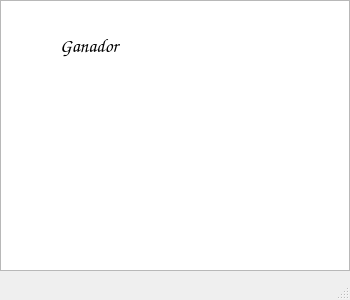
First picture: the form in watchman/ganador.ui, repository JohanMora73/Watchman, before the edit.
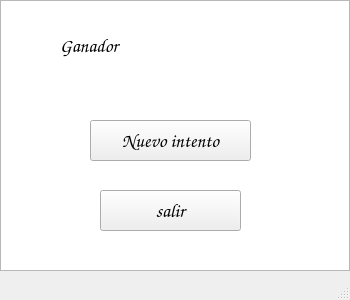
Second picture: the form after the edit.

```diff
--- a/watchman/ganador.ui
+++ b/watchman/ganador.ui
@@ -63,6 +63,48 @@
      <string>Ganador</string>
     </property>
    </widget>
+   <widget class="QPushButton" name="pushButton">
+    <property name="geometry">
+     <rect>
+      <x>90</x>
+      <y>120</y>
+      <width>161</width>
+      <height>41</height>
+     </rect>
+    </property>
+    <property name="font">
+     <font>
+      <family>Comic Sans MS</family>
+      <pointsize>14</pointsize>
+      <weight>75</weight>
+      <bold>true</bold>
+     </font>
+    </property>
+    <property name="text">
+     <string>Nuevo intento</string>
+    </property>
+   </widget>
+   <widget class="QPushButton" name="pushButton_2">
+    <property name="geometry">
+     <rect>
+      <x>100</x>
+      <y>190</y>
+      <width>141</width>
+      <height>41</height>
+     </rect>
+    </property>
+    <property name="font">
+     <font>
+      <family>Comic Sans MS</family>
+      <pointsize>14</pointsize>
+      <weight>75</weight>
+      <bold>true</bold>
+     </font>
+    </property>
+    <property name="text">
+     <string>salir</string>
+    </property>
+   </widget>
   </widget>
   <widget class="QMenuBar" name="menubar">
    <property name="geometry">
```
